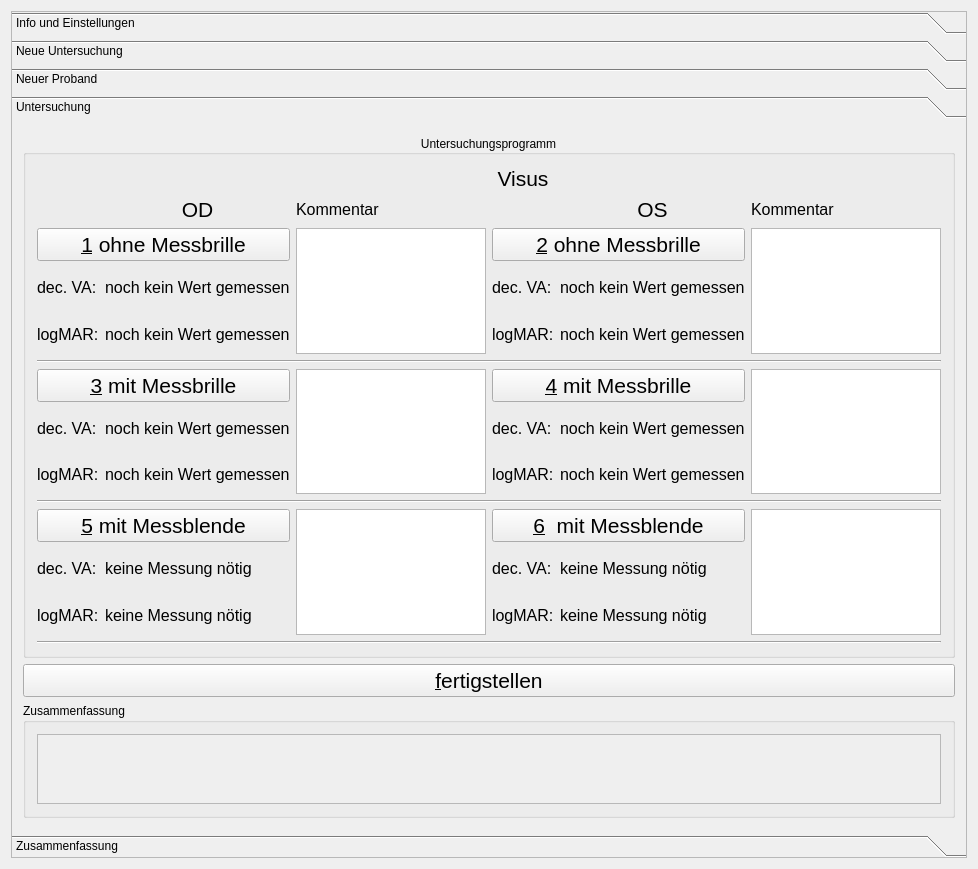
Above: mainwidget.ui from TPeschel/VisusTestWrapperQt before the change. Below: the same form after it.
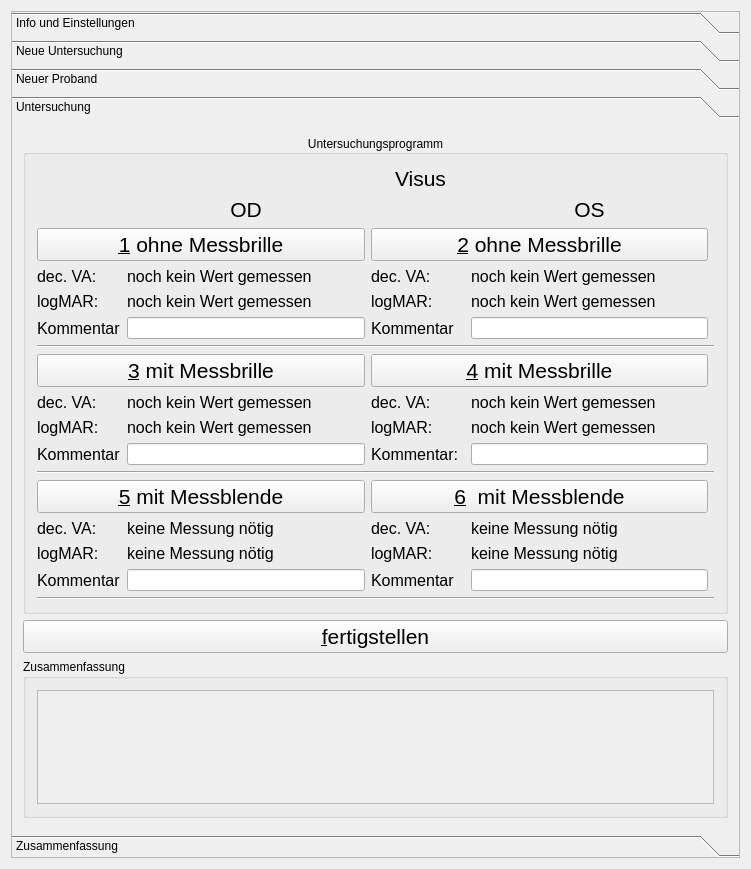
That is the form after the change. The open tabs and pages were chosen to show the change.

```diff
--- a/mainwidget.ui
+++ b/mainwidget.ui
@@ -6,7 +6,7 @@
    <rect>
     <x>0</x>
     <y>0</y>
-    <width>978</width>
+    <width>751</width>
     <height>869</height>
    </rect>
   </property>
@@ -298,7 +298,7 @@
        <rect>
         <x>0</x>
         <y>0</y>
-        <width>958</width>
+        <width>731</width>
         <height>709</height>
        </rect>
       </property>
@@ -371,15 +371,82 @@
           <set>Qt::AlignCenter</set>
          </property>
          <layout class="QGridLayout" name="gridLayout_7">
-          <item row="6" column="0" colspan="2">
-           <widget class="QPushButton" name="pushButtonODWithTrialFrame">
+          <item row="17" column="0">
+           <widget class="QLabel" name="labelDVA5">
             <property name="font">
              <font>
+              <pointsize>12</pointsize>
+             </font>
+            </property>
+            <property name="text">
+             <string>dec. VA:</string>
+            </property>
+           </widget>
+          </item>
+          <item row="4" column="2">
+           <widget class="QLabel" name="labelLogMAR2">
+            <property name="font">
+             <font>
+              <pointsize>12</pointsize>
+             </font>
+            </property>
+            <property name="text">
+             <string>logMAR:</string>
+            </property>
+           </widget>
+          </item>
+          <item row="3" column="2">
+           <widget class="QLabel" name="labelDVA2">
+            <property name="font">
+             <font>
+              <pointsize>12</pointsize>
+             </font>
+            </property>
+            <property name="text">
+             <string>dec. VA:</string>
+            </property>
+           </widget>
+          </item>
+          <item row="16" column="2" colspan="3">
+           <widget class="QPushButton" name="pushButtonOSWithHoleAperture">
+            <property name="font">
+             <font>
               <pointsize>16</pointsize>
              </font>
             </property>
             <property name="text">
-             <string>&amp;3 mit Messbrille</string>
+             <string>&amp;6  mit Messblende</string>
+            </property>
+           </widget>
+          </item>
+          <item row="16" column="0" colspan="2">
+           <widget class="QPushButton" name="pushButtonODWithHoleAperture">
+            <property name="font">
+             <font>
+              <pointsize>16</pointsize>
+             </font>
+            </property>
+            <property name="text">
+             <string>&amp;5 mit Messblende</string>
+            </property>
+           </widget>
+          </item>
+          <item row="13" column="0" rowspan="2" colspan="6">
+           <widget class="Line" name="line">
+            <property name="orientation">
+             <enum>Qt::Horizontal</enum>
+            </property>
+           </widget>
+          </item>
+          <item row="9" column="2">
+           <widget class="QLabel" name="labelDVA4">
+            <property name="font">
+             <font>
+              <pointsize>12</pointsize>
+             </font>
+            </property>
+            <property name="text">
+             <string>dec. VA:</string>
             </property>
            </widget>
           </item>
@@ -398,26 +465,14 @@
             </property>
            </widget>
           </item>
-          <item row="7" column="3">
-           <widget class="QLabel" name="labelDVA4">
-            <property name="font">
-             <font>
-              <pointsize>12</pointsize>
-             </font>
-            </property>
-            <property name="text">
-             <string>dec. VA:</string>
-            </property>
-           </widget>
-          </item>
-          <item row="14" column="0" colspan="6">
+          <item row="21" column="0" colspan="6">
            <widget class="Line" name="line_3">
             <property name="orientation">
              <enum>Qt::Horizontal</enum>
             </property>
            </widget>
           </item>
-          <item row="6" column="3" colspan="2">
+          <item row="8" column="2" colspan="3">
            <widget class="QPushButton" name="pushButtonOSWithTrialFrame">
             <property name="font">
              <font>
@@ -429,7 +484,40 @@
             </property>
            </widget>
           </item>
-          <item row="7" column="0">
+          <item row="2" column="0" colspan="2">
+           <widget class="QPushButton" name="pushButtonODWithoutTrialFrame">
+            <property name="sizePolicy">
+             <sizepolicy hsizetype="Minimum" vsizetype="Fixed">
+              <horstretch>0</horstretch>
+              <verstretch>0</verstretch>
+             </sizepolicy>
+            </property>
+            <property name="font">
+             <font>
+              <pointsize>16</pointsize>
+             </font>
+            </property>
+            <property name="text">
+             <string>&amp;1 ohne Messbrille</string>
+            </property>
+           </widget>
+          </item>
+          <item row="4" column="1">
+           <widget class="QLabel" name="labelODWithoutTrialFrameLogMARVal">
+            <property name="font">
+             <font>
+              <pointsize>12</pointsize>
+             </font>
+            </property>
+            <property name="text">
+             <string>noch kein Wert gemessen</string>
+            </property>
+            <property name="alignment">
+             <set>Qt::AlignLeading|Qt::AlignLeft|Qt::AlignVCenter</set>
+            </property>
+           </widget>
+          </item>
+          <item row="9" column="0">
            <widget class="QLabel" name="labelDVA3">
             <property name="font">
              <font>
@@ -441,7 +529,7 @@
             </property>
            </widget>
           </item>
-          <item row="2" column="3" colspan="2">
+          <item row="2" column="2" colspan="3">
            <widget class="QPushButton" name="pushButtonOSWithoutTrialFrame">
             <property name="sizePolicy">
              <sizepolicy hsizetype="Minimum" vsizetype="Fixed">
@@ -465,36 +553,46 @@
             </property>
            </widget>
           </item>
-          <item row="2" column="0" colspan="2">
-           <widget class="QPushButton" name="pushButtonODWithoutTrialFrame">
-            <property name="sizePolicy">
-             <sizepolicy hsizetype="Minimum" vsizetype="Fixed">
-              <horstretch>0</horstretch>
-              <verstretch>0</verstretch>
-             </sizepolicy>
-            </property>
+          <item row="8" column="0" colspan="2">
+           <widget class="QPushButton" name="pushButtonODWithTrialFrame">
             <property name="font">
              <font>
               <pointsize>16</pointsize>
              </font>
             </property>
             <property name="text">
-             <string>&amp;1 ohne Messbrille</string>
+             <string>&amp;3 mit Messbrille</string>
             </property>
            </widget>
           </item>
-          <item row="4" column="1">
-           <widget class="QLabel" name="labelODWithoutTrialFrameLogMARVal">
+          <item row="10" column="2">
+           <widget class="QLabel" name="labelLogMAR4">
             <property name="font">
              <font>
               <pointsize>12</pointsize>
              </font>
             </property>
             <property name="text">
-             <string>noch kein Wert gemessen</string>
+             <string>logMAR:</string>
             </property>
-            <property name="alignment">
-             <set>Qt::AlignLeading|Qt::AlignLeft|Qt::AlignVCenter</set>
+           </widget>
+          </item>
+          <item row="7" column="0" colspan="6">
+           <widget class="Line" name="line_2">
+            <property name="orientation">
+             <enum>Qt::Horizontal</enum>
+            </property>
+           </widget>
+          </item>
+          <item row="10" column="0">
+           <widget class="QLabel" name="labelLogMAR3">
+            <property name="font">
+             <font>
+              <pointsize>12</pointsize>
+             </font>
+            </property>
+            <property name="text">
+             <string>logMAR:</string>
             </property>
            </widget>
           </item>
@@ -510,14 +608,7 @@
             </property>
            </widget>
           </item>
-          <item row="5" column="0" colspan="6">
-           <widget class="Line" name="line_2">
-            <property name="orientation">
-             <enum>Qt::Horizontal</enum>
-            </property>
-           </widget>
-          </item>
-          <item row="8" column="1">
+          <item row="10" column="1">
            <widget class="QLabel" name="labelODWithTrialFrameLogMARVal">
             <property name="font">
              <font>
@@ -532,119 +623,10 @@
             </property>
            </widget>
           </item>
-          <item row="8" column="0">
-           <widget class="QLabel" name="labelLogMAR3">
-            <property name="font">
-             <font>
-              <pointsize>12</pointsize>
-             </font>
-            </property>
-            <property name="text">
-             <string>logMAR:</string>
-            </property>
-           </widget>
+          <item row="5" column="1">
+           <widget class="QLineEdit" name="lineEdit"/>
           </item>
-          <item row="2" column="5" rowspan="3">
-           <widget class="QPlainTextEdit" name="plainTextEdit_3"/>
-          </item>
-          <item row="11" column="2" rowspan="3">
-           <widget class="QPlainTextEdit" name="plainTextEdit_6"/>
-          </item>
-          <item row="11" column="0" colspan="2">
-           <widget class="QPushButton" name="pushButtonODWithHoleAperture">
-            <property name="font">
-             <font>
-              <pointsize>16</pointsize>
-             </font>
-            </property>
-            <property name="text">
-             <string>&amp;5 mit Messblende</string>
-            </property>
-           </widget>
-          </item>
-          <item row="9" column="0" rowspan="2" colspan="6">
-           <widget class="Line" name="line">
-            <property name="orientation">
-             <enum>Qt::Horizontal</enum>
-            </property>
-           </widget>
-          </item>
-          <item row="11" column="5" rowspan="3">
-           <widget class="QPlainTextEdit" name="plainTextEdit_5"/>
-          </item>
-          <item row="3" column="3">
-           <widget class="QLabel" name="labelDVA2">
-            <property name="font">
-             <font>
-              <pointsize>12</pointsize>
-             </font>
-            </property>
-            <property name="text">
-             <string>dec. VA:</string>
-            </property>
-           </widget>
-          </item>
-          <item row="4" column="3">
-           <widget class="QLabel" name="labelLogMAR2">
-            <property name="font">
-             <font>
-              <pointsize>12</pointsize>
-             </font>
-            </property>
-            <property name="text">
-             <string>logMAR:</string>
-            </property>
-           </widget>
-          </item>
-          <item row="11" column="3" colspan="2">
-           <widget class="QPushButton" name="pushButtonOSWithHoleAperture">
-            <property name="font">
-             <font>
-              <pointsize>16</pointsize>
-             </font>
-            </property>
-            <property name="text">
-             <string>&amp;6  mit Messblende</string>
-            </property>
-           </widget>
-          </item>
-          <item row="8" column="3">
-           <widget class="QLabel" name="labelLogMAR4">
-            <property name="font">
-             <font>
-              <pointsize>12</pointsize>
-             </font>
-            </property>
-            <property name="text">
-             <string>logMAR:</string>
-            </property>
-           </widget>
-          </item>
-          <item row="12" column="0">
-           <widget class="QLabel" name="labelDVA5">
-            <property name="font">
-             <font>
-              <pointsize>12</pointsize>
-             </font>
-            </property>
-            <property name="text">
-             <string>dec. VA:</string>
-            </property>
-           </widget>
-          </item>
-          <item row="12" column="3">
-           <widget class="QLabel" name="labelDVA6">
-            <property name="font">
-             <font>
-              <pointsize>12</pointsize>
-             </font>
-            </property>
-            <property name="text">
-             <string>dec. VA:</string>
-            </property>
-           </widget>
-          </item>
-          <item row="8" column="4">
+          <item row="10" column="4">
            <widget class="QLabel" name="labelOSWithTrialFrameLogMARVal">
             <property name="font">
              <font>
@@ -659,7 +641,73 @@
             </property>
            </widget>
           </item>
-          <item row="13" column="1">
+          <item row="17" column="2">
+           <widget class="QLabel" name="labelDVA6">
+            <property name="font">
+             <font>
+              <pointsize>12</pointsize>
+             </font>
+            </property>
+            <property name="text">
+             <string>dec. VA:</string>
+            </property>
+           </widget>
+          </item>
+          <item row="5" column="0">
+           <widget class="QLabel" name="labelCommentOD">
+            <property name="font">
+             <font>
+              <pointsize>12</pointsize>
+             </font>
+            </property>
+            <property name="text">
+             <string>Kommentar</string>
+            </property>
+           </widget>
+          </item>
+          <item row="11" column="0">
+           <widget class="QLabel" name="label_2">
+            <property name="font">
+             <font>
+              <pointsize>12</pointsize>
+             </font>
+            </property>
+            <property name="text">
+             <string>Kommentar</string>
+            </property>
+           </widget>
+          </item>
+          <item row="19" column="2">
+           <widget class="QLabel" name="label_4">
+            <property name="font">
+             <font>
+              <pointsize>12</pointsize>
+             </font>
+            </property>
+            <property name="text">
+             <string>Kommentar</string>
+            </property>
+           </widget>
+          </item>
+          <item row="5" column="4">
+           <widget class="QLineEdit" name="lineEdit_3"/>
+          </item>
+          <item row="19" column="4">
+           <widget class="QLineEdit" name="lineEdit_6"/>
+          </item>
+          <item row="11" column="2">
+           <widget class="QLabel" name="label_5">
+            <property name="font">
+             <font>
+              <pointsize>12</pointsize>
+             </font>
+            </property>
+            <property name="text">
+             <string>Kommentar:</string>
+            </property>
+           </widget>
+          </item>
+          <item row="18" column="1">
            <widget class="QLabel" name="labelODWithHoleApertureLogMARVal">
             <property name="font">
              <font>
@@ -674,7 +722,19 @@
             </property>
            </widget>
           </item>
-          <item row="13" column="4">
+          <item row="18" column="2">
+           <widget class="QLabel" name="labelLogMAR6">
+            <property name="font">
+             <font>
+              <pointsize>12</pointsize>
+             </font>
+            </property>
+            <property name="text">
+             <string>logMAR:</string>
+            </property>
+           </widget>
+          </item>
+          <item row="18" column="4">
            <widget class="QLabel" name="labelOSWithHoleApertureLogMARVal">
             <property name="font">
              <font>
@@ -689,7 +749,7 @@
             </property>
            </widget>
           </item>
-          <item row="13" column="0">
+          <item row="18" column="0">
            <widget class="QLabel" name="labelLogMAR5">
             <property name="font">
              <font>
@@ -701,18 +761,6 @@
             </property>
            </widget>
           </item>
-          <item row="13" column="3">
-           <widget class="QLabel" name="labelLogMAR6">
-            <property name="font">
-             <font>
-              <pointsize>12</pointsize>
-             </font>
-            </property>
-            <property name="text">
-             <string>logMAR:</string>
-            </property>
-           </widget>
-          </item>
           <item row="3" column="4">
            <widget class="QLabel" name="labelOSWithoutTrialFrameDVAVal">
             <property name="font">
@@ -728,22 +776,7 @@
             </property>
            </widget>
           </item>
-          <item row="3" column="1">
-           <widget class="QLabel" name="labelODWithoutTrialFrameDVAVal">
-            <property name="font">
-             <font>
-              <pointsize>12</pointsize>
-             </font>
-            </property>
-            <property name="text">
-             <string>noch kein Wert gemessen</string>
-            </property>
-            <property name="alignment">
-             <set>Qt::AlignLeading|Qt::AlignLeft|Qt::AlignVCenter</set>
-            </property>
-           </widget>
-          </item>
-          <item row="7" column="1">
+          <item row="9" column="1">
            <widget class="QLabel" name="labelODWithTrialFrameDVAVal">
             <property name="font">
              <font>
@@ -758,7 +791,7 @@
             </property>
            </widget>
           </item>
-          <item row="7" column="4">
+          <item row="9" column="4">
            <widget class="QLabel" name="labelOSWithTrialFrameDVAVal">
             <property name="font">
              <font>
@@ -773,7 +806,7 @@
             </property>
            </widget>
           </item>
-          <item row="12" column="1">
+          <item row="17" column="1">
            <widget class="QLabel" name="labelODWithHoleApertureDVAVal">
             <property name="font">
              <font>
@@ -788,7 +821,22 @@
             </property>
            </widget>
           </item>
-          <item row="12" column="4">
+          <item row="3" column="1">
+           <widget class="QLabel" name="labelODWithoutTrialFrameDVAVal">
+            <property name="font">
+             <font>
+              <pointsize>12</pointsize>
+             </font>
+            </property>
+            <property name="text">
+             <string>noch kein Wert gemessen</string>
+            </property>
+            <property name="alignment">
+             <set>Qt::AlignLeading|Qt::AlignLeft|Qt::AlignVCenter</set>
+            </property>
+           </widget>
+          </item>
+          <item row="17" column="4">
            <widget class="QLabel" name="labelOSWithHoleApertureDVAVal">
             <property name="font">
              <font>
@@ -818,39 +866,6 @@
             </property>
            </widget>
           </item>
-          <item row="1" column="2">
-           <widget class="QLabel" name="labelCommentOD">
-            <property name="font">
-             <font>
-              <pointsize>12</pointsize>
-             </font>
-            </property>
-            <property name="text">
-             <string>Kommentar</string>
-            </property>
-           </widget>
-          </item>
-          <item row="1" column="5">
-           <widget class="QLabel" name="labelCommentOS">
-            <property name="font">
-             <font>
-              <pointsize>12</pointsize>
-             </font>
-            </property>
-            <property name="text">
-             <string>Kommentar</string>
-            </property>
-           </widget>
-          </item>
-          <item row="6" column="5" rowspan="3">
-           <widget class="QPlainTextEdit" name="plainTextEdit_4"/>
-          </item>
-          <item row="2" column="2" rowspan="3">
-           <widget class="QPlainTextEdit" name="plainTextEdit"/>
-          </item>
-          <item row="6" column="2" rowspan="3">
-           <widget class="QPlainTextEdit" name="plainTextEdit_2"/>
-          </item>
           <item row="1" column="4">
            <widget class="QLabel" name="labelOS">
             <property name="font">
@@ -896,6 +911,39 @@
             </property>
            </widget>
           </item>
+          <item row="19" column="0">
+           <widget class="QLabel" name="label_3">
+            <property name="font">
+             <font>
+              <pointsize>12</pointsize>
+             </font>
+            </property>
+            <property name="text">
+             <string>Kommentar</string>
+            </property>
+           </widget>
+          </item>
+          <item row="5" column="2">
+           <widget class="QLabel" name="labelCommentOS">
+            <property name="font">
+             <font>
+              <pointsize>12</pointsize>
+             </font>
+            </property>
+            <property name="text">
+             <string>Kommentar</string>
+            </property>
+           </widget>
+          </item>
+          <item row="19" column="1">
+           <widget class="QLineEdit" name="lineEdit_5"/>
+          </item>
+          <item row="11" column="1">
+           <widget class="QLineEdit" name="lineEdit_4"/>
+          </item>
+          <item row="11" column="4">
+           <widget class="QLineEdit" name="lineEdit_2"/>
+          </item>
          </layout>
         </widget>
        </item>
```
Left out of the diff: 2 changed lines with no effect on the pictures.
